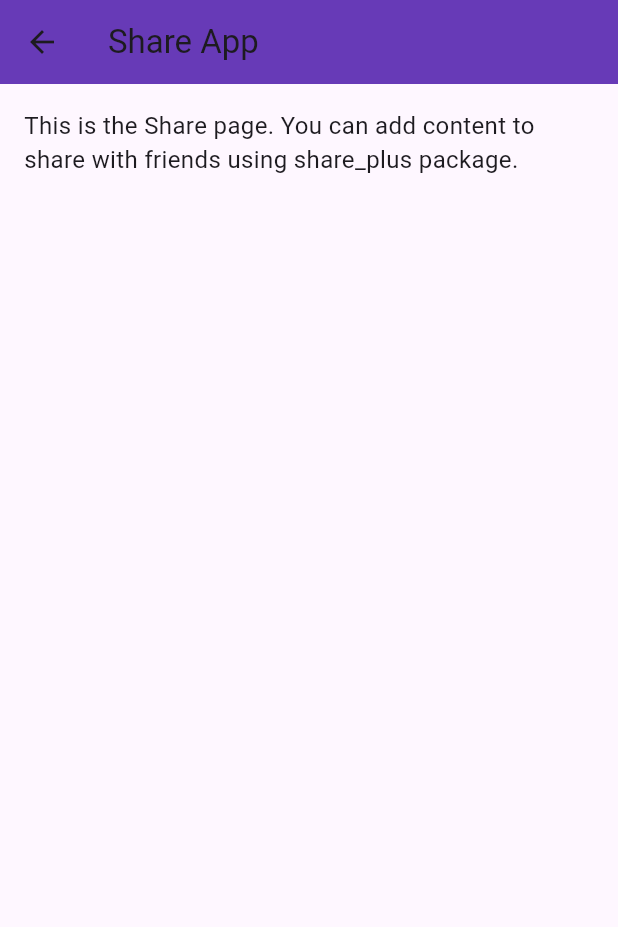
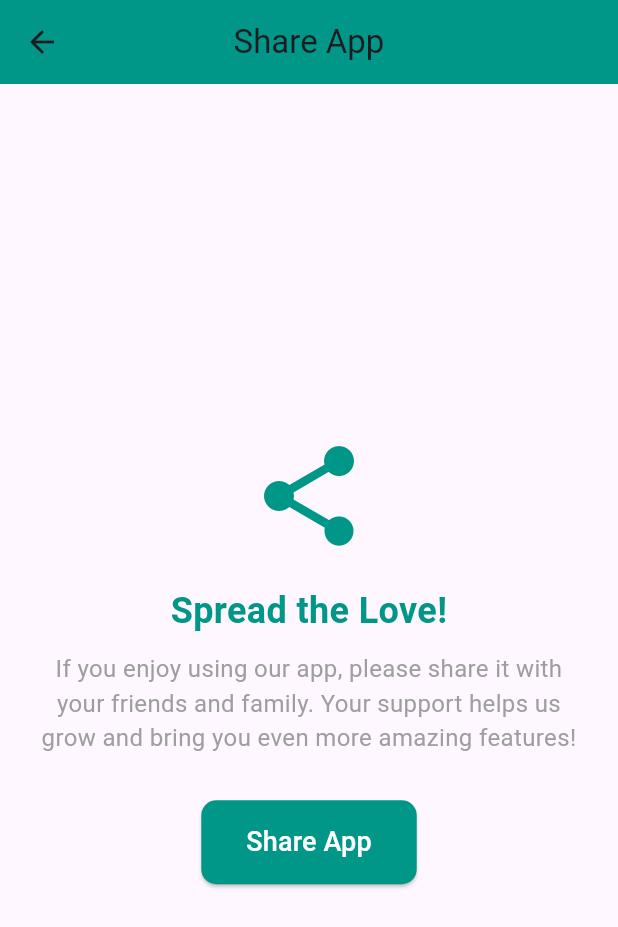
Before and after one commit to aiocrafters/my-app-flutter, a Flutter app: the screen it shows after launch, in the side drawer, after a tap on "Share", on a phone screen of 412 x 824 dp. Shown: the top 927 px of the screen. Run offline on Flutter 3.47's test engine with Material 3 defaults, Android fonts, the phone set to English and light mode, and no system bars; our stand-ins replace share_plus.

Commit message:
feat(share): add share button using share_plus to share app link

```diff
--- a/lib/pages/share_page.dart
+++ b/lib/pages/share_page.dart
@@ -1,20 +1,69 @@
 import 'package:flutter/material.dart';
+import 'package:share_plus/share_plus.dart'; // Import the share_plus package
 
 class SharePage extends StatelessWidget {
   const SharePage({super.key});
+
+  // Function to share the app
+  void _shareApp(BuildContext context) {
+    final String appLink =
+        'https://play.google.com/store/apps/details?id=com.aiocrafters.app';
+    // TODO: Replace with your actual Google Play Store link
+    final String text = 'Check out AIO Crafters App: $appLink';
+
+    Share.share(text); // Share the app link
+  }
 
   @override
   Widget build(BuildContext context) {
     return Scaffold(
       appBar: AppBar(
         title: const Text('Share App'),
-        backgroundColor: Colors.deepPurple,
+        centerTitle: true,
+        backgroundColor: Colors.teal, // App bar color
       ),
-      body: const Padding(
-        padding: EdgeInsets.all(16.0),
-        child: Text(
-          'This is the Share page. You can add content to share with friends using share_plus package.',
-          style: TextStyle(fontSize: 16),
+      body: Padding(
+        padding: const EdgeInsets.all(20.0),
+        child: Column(
+          mainAxisAlignment: MainAxisAlignment.center,
+          children: [
+            const Icon(Icons.share, size: 80, color: Colors.teal),
+            const SizedBox(height: 20),
+            const Text(
+              'Spread the Love!',
+              style: TextStyle(
+                fontSize: 24,
+                fontWeight: FontWeight.bold,
+                color: Colors.teal,
+              ),
+              textAlign: TextAlign.center,
+            ),
+            const SizedBox(height: 10),
+            const Text(
+              'If you enjoy using our app, please share it with your friends and family. '
+              'Your support helps us grow and bring you even more amazing features!',
+              style: TextStyle(fontSize: 16, color: Colors.grey),
+              textAlign: TextAlign.center,
+            ),
+            const SizedBox(height: 30),
+            ElevatedButton(
+              onPressed: () => _shareApp(context),
+              style: ElevatedButton.styleFrom(
+                backgroundColor: Colors.teal,
+                padding: const EdgeInsets.symmetric(
+                  horizontal: 30,
+                  vertical: 15,
+                ),
+                shape: RoundedRectangleBorder(
+                  borderRadius: BorderRadius.circular(10),
+                ),
+              ),
+              child: const Text(
+                'Share App',
+                style: TextStyle(fontSize: 18, color: Colors.white),
+              ),
+            ),
+          ],
         ),
       ),
     );
--- a/pubspec.yaml
+++ b/pubspec.yaml
@@ -12,6 +12,7 @@ dependencies:
     sdk: flutter
   cupertino_icons: ^1.0.8
   url_launcher: ^6.3.2
+  share_plus: ^11.1.0
 
 dev_dependencies:
   flutter_test:
```
Also changed, not shown: pubspec.lock, 3 other files.
